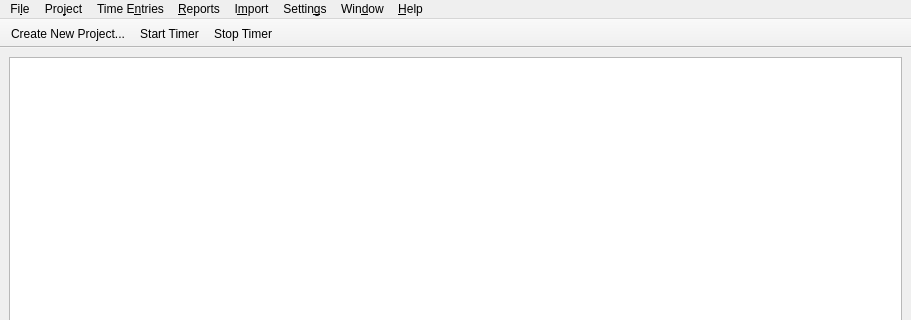
The window that source/main_window.ui (jansorg/tom-ui) describes before a commit, drawn with Qt 5; both pictures show x 0 to 911 and y 0 to 320 of the 911 by 733 pixel window.
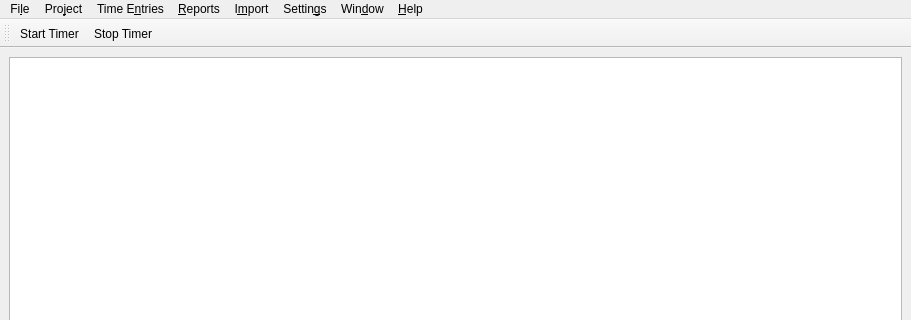
The same window after the commit. Icons and pictures are not drawn. Custom widgets are drawn as their Qt base class.

What changed in the file:
```diff
--- a/source/main_window.ui
+++ b/source/main_window.ui
@@ -194,28 +194,12 @@
    <addaction name="menu_Help"/>
   </widget>
   <widget class="QToolBar" name="toolBar">
-   <property name="windowTitle">
-    <string>toolBar</string>
-   </property>
-   <property name="movable">
-    <bool>false</bool>
-   </property>
-   <property name="orientation">
-    <enum>Qt::Horizontal</enum>
-   </property>
-   <property name="toolButtonStyle">
-    <enum>Qt::ToolButtonFollowStyle</enum>
-   </property>
-   <property name="floatable">
-    <bool>false</bool>
-   </property>
    <attribute name="toolBarArea">
     <enum>TopToolBarArea</enum>
    </attribute>
    <attribute name="toolBarBreak">
     <bool>false</bool>
    </attribute>
-   <addaction name="actionProjectCreate"/>
    <addaction name="actionProjectStart"/>
    <addaction name="actionProjectStop"/>
   </widget>
```
